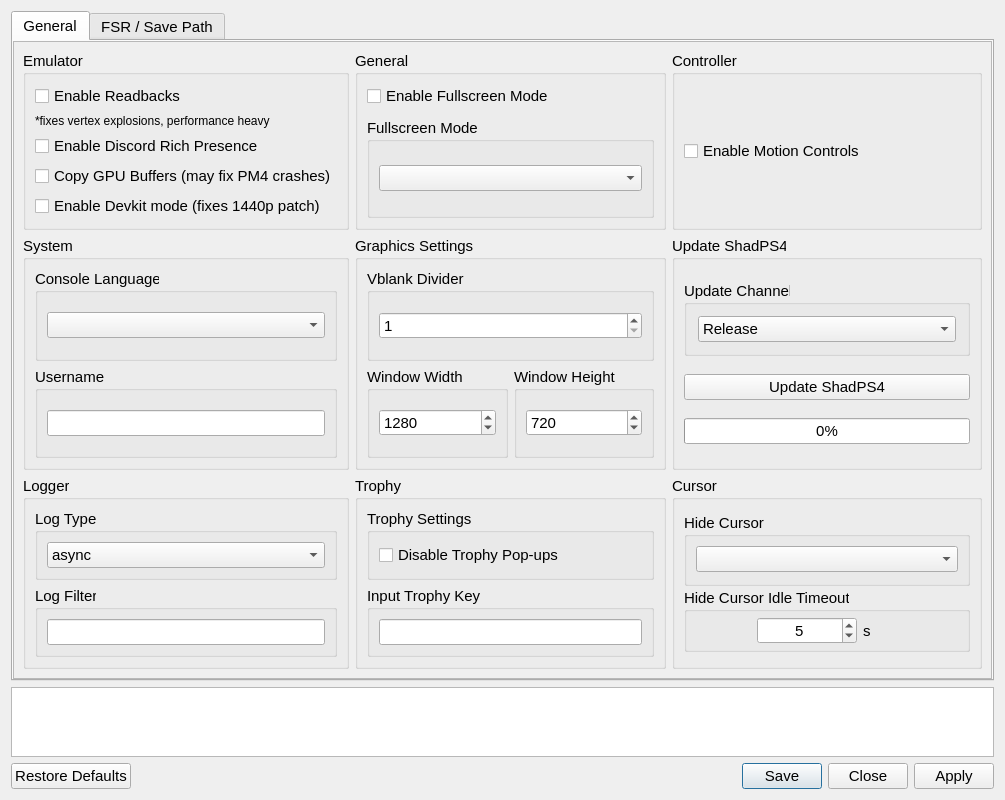
First picture: the form in settings/ShadSettings.ui, repository rainmakerv3/BB_Launcher, before the edit.
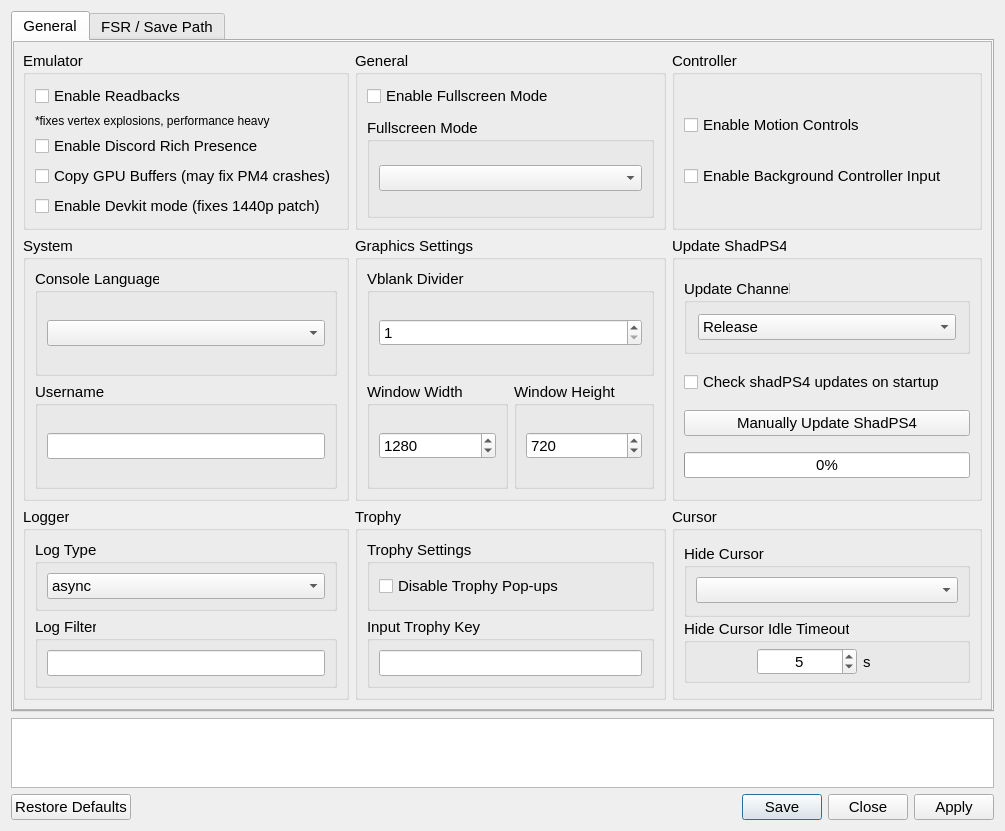
Second picture: the form after the edit. Icons and pictures are not drawn.

Commit message:
8.11 - AUTOUPDATE SHAD FINALLY and add background controller option
Update ShadSettings.cpp

Update build.yml

```diff
--- a/settings/ShadSettings.ui
+++ b/settings/ShadSettings.ui
@@ -10,7 +10,7 @@
     <x>0</x>
     <y>0</y>
     <width>1005</width>
-    <height>800</height>
+    <height>831</height>
    </rect>
   </property>
   <property name="sizePolicy">
@@ -65,8 +65,8 @@
         <rect>
          <x>0</x>
          <y>0</y>
-         <width>967</width>
-         <height>639</height>
+         <width>981</width>
+         <height>667</height>
         </rect>
        </property>
        <layout class="QVBoxLayout" name="generalTabVLayout" stretch="0">
@@ -363,6 +363,13 @@
                  </property>
                 </widget>
                </item>
+               <item>
+                <widget class="QCheckBox" name="backgroundControllerCheckBox">
+                 <property name="text">
+                  <string>Enable Background Controller Input</string>
+                 </property>
+                </widget>
+               </item>
               </layout>
              </widget>
             </item>
@@ -734,6 +741,13 @@
                  </layout>
                 </widget>
                </item>
+               <item>
+                <widget class="QCheckBox" name="autoUpdateCheckBox">
+                 <property name="text">
+                  <string>Check shadPS4 updates on startup</string>
+                 </property>
+                </widget>
+               </item>
                <item>
                 <widget class="QPushButton" name="checkUpdateButton">
                  <property name="enabled">
@@ -758,7 +772,7 @@
                   </size>
                  </property>
                  <property name="text">
-                  <string notr="true">Update ShadPS4</string>
+                  <string notr="true">Manually Update ShadPS4</string>
                  </property>
                 </widget>
                </item>
```
The commit also changes 9 other files.
